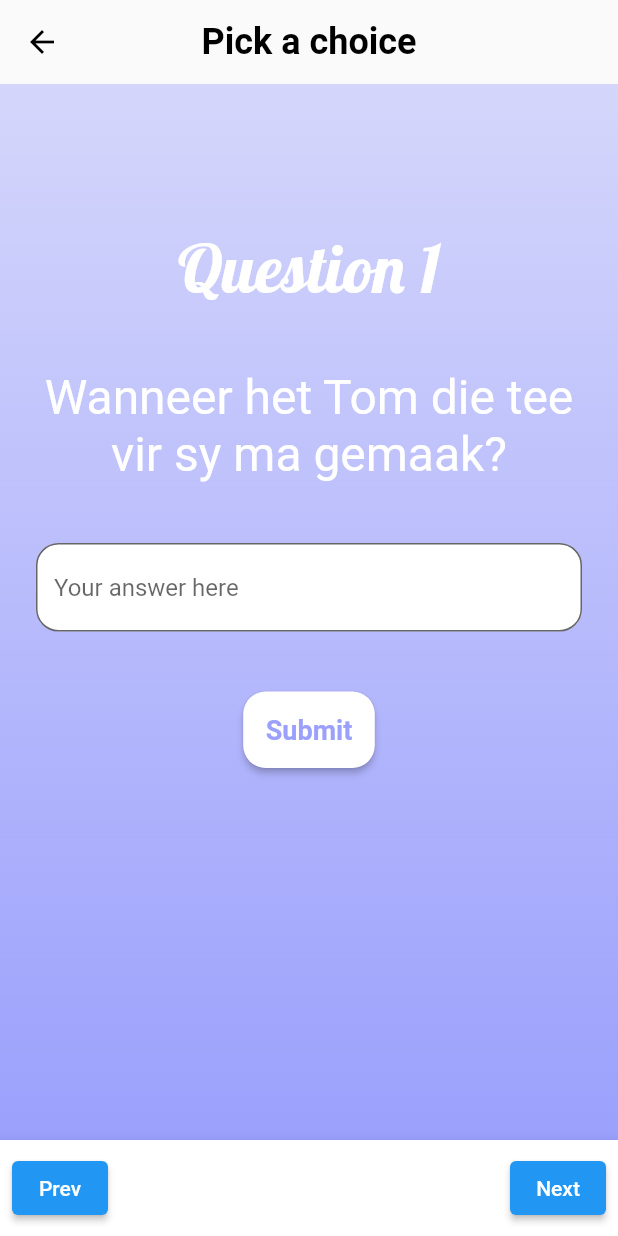
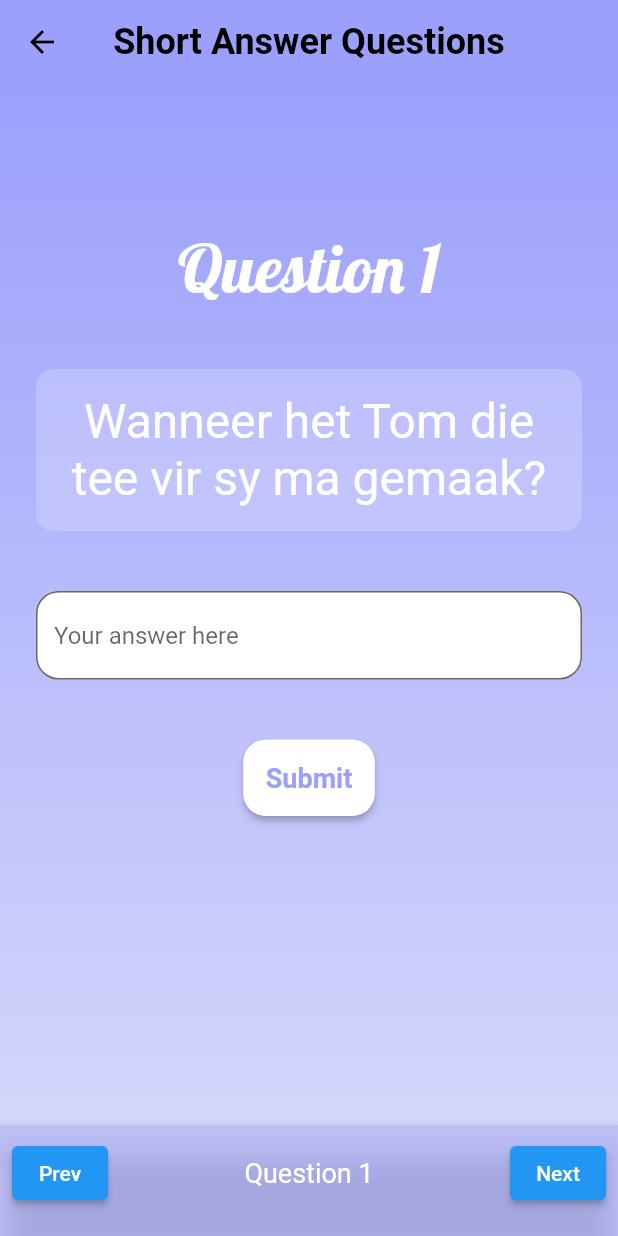
Before and after one commit to raees-wits/Praktyk, a Flutter app: the ShortAnswerQuestions screen opened directly, on a phone screen of 412 x 824 dp. Run offline on Flutter 3.47's test engine with Material 2 defaults, Android fonts, the phone set to English and light mode, and no system bars; our stand-ins replace bottom_navy_bar, cloud_firestore, firebase_core, fluttertoast; accounts and stored records are empty; Roboto replaces fonts that are missing (NunitoSans).

Commit message:
Updated sort answer questions

```diff
--- a/lib/screens/activity_short_answer.dart
+++ b/lib/screens/activity_short_answer.dart
@@ -39,7 +39,7 @@
         feedback = "Correct!";
         isCorrect = true;
       } else {
-        feedback = "Incorrect! The correct answer is $correctAnswer";
+        feedback = "Incorrect! The correct answer is:\n\n $correctAnswer";
         isCorrect = false;
       }
       opacityLevel = 1.0; // Set opacity level to 1 to make the icon visible
@@ -56,14 +56,14 @@
   Widget build(BuildContext context) {
     return Scaffold(
       appBar: AppBar(
-        backgroundColor: Colors.transparent,
+        backgroundColor: Color(0xFF9ba0fc),
         elevation: 0.0,
         leading: IconButton(
-          icon: Icon(Icons.arrow_back, color: Colors.black), // Set the arrow icon color
-          onPressed: () => Navigator.of(context).pop(), // Pop the current screen
+          icon: Icon(Icons.arrow_back, color: Colors.black),
+          onPressed: () => Navigator.of(context).pop(),
         ),
         title: Text(
-          "Pick a choice",
+          "Short Answer Questions",
           style: TextStyle(
             fontSize: 24,
             fontWeight: FontWeight.bold,
@@ -82,15 +82,16 @@
               begin: Alignment.topCenter,
               end: Alignment.bottomCenter,
               colors: [
+                Color(0xFF9ba0fc),
+                Color(0xcc9ba0fc),
+                Color(0x999ba0fc),
                 Color(0x669ba0fc),
-                Color(0x999ba0fc),
-                Color(0xcc9ba0fc),
-                Color(0xFF9ba0fc),
               ],
             ),
           ),
           child: Padding(
             padding: const EdgeInsets.all(24.0),
+            child: SingleChildScrollView(
               child: Column(
                 mainAxisAlignment: MainAxisAlignment.start,
                 children: [
@@ -105,7 +106,13 @@
                     textAlign: TextAlign.center,
                   ),
                   SizedBox(height: 40),
-                Text(
+                  Container(
+                    padding: EdgeInsets.all(16.0),
+                    decoration: BoxDecoration(
+                      color: Colors.white.withOpacity(0.2),
+                      borderRadius: BorderRadius.circular(12.0),
+                    ),
+                    child: Text(
                       questions[currentQuestionIndex],
                       style: TextStyle(
                         fontFamily: 'NunitoSans',
@@ -113,6 +120,7 @@
                         color: Colors.white,
                       ),
                       textAlign: TextAlign.center,
+                    ),
                   ),
                   SizedBox(height: 40),
                   TextField(
@@ -173,9 +181,13 @@
             ),
           ),
         ),
+      ),
       bottomNavigationBar: BottomAppBar(
+        color: Color(0x999ba0fc),
         child: Padding(
           padding: const EdgeInsets.all(8.0),
+          child: Container(
+            padding: const EdgeInsets.only(bottom: 10.0),
             child: Row(
               mainAxisAlignment: MainAxisAlignment.spaceBetween,
               children: [
@@ -184,6 +196,9 @@
                     if (currentQuestionIndex > 0) {
                       setState(() {
                         currentQuestionIndex--;
+                        feedback = null; // Clear the feedback
+                        isCorrect = null; // Clear the correctness status
+                        answerController.clear(); // Clear the TextField content
                       });
                     }
                   },
@@ -201,6 +216,9 @@
                     if (currentQuestionIndex < questions.length - 1) {
                       setState(() {
                         currentQuestionIndex++;
+                        feedback = null; // Clear the feedback
+                        isCorrect = null; // Clear the correctness status
+                        answerController.clear(); // Clear the TextField content
                       });
                     }
                   },
@@ -210,6 +228,7 @@
             ),
           ),
         ),
+      ),
     );
   }
 }
```
Also changed, not shown: 1 other file. Lines whose indentation alone changed are shown as unchanged.
